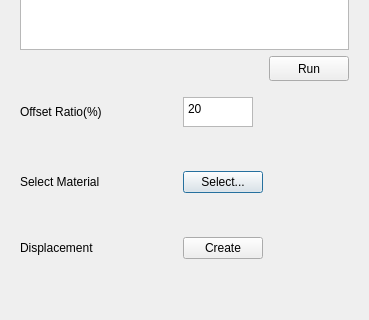
Old version of the form fembygen/ui/createGeo.ui in the repository V-ulkan/FEMbyGEN; both pictures show x 0 to 369 and y 215 to 535 of the 369 by 535 pixel window.
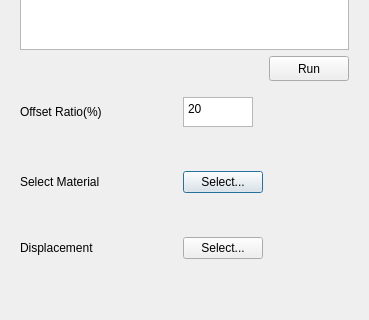
New version of the form.

```diff
--- a/fembygen/ui/createGeo.ui
+++ b/fembygen/ui/createGeo.ui
@@ -144,7 +144,7 @@
              <item row="2" column="1">
               <widget class="QPushButton" name="pushButton_2">
                <property name="text">
-                <string>Create</string>
+                <string>Select...</string>
                </property>
               </widget>
              </item>
```
Left out of the diff: 2 changed lines with no effect on the pictures.
